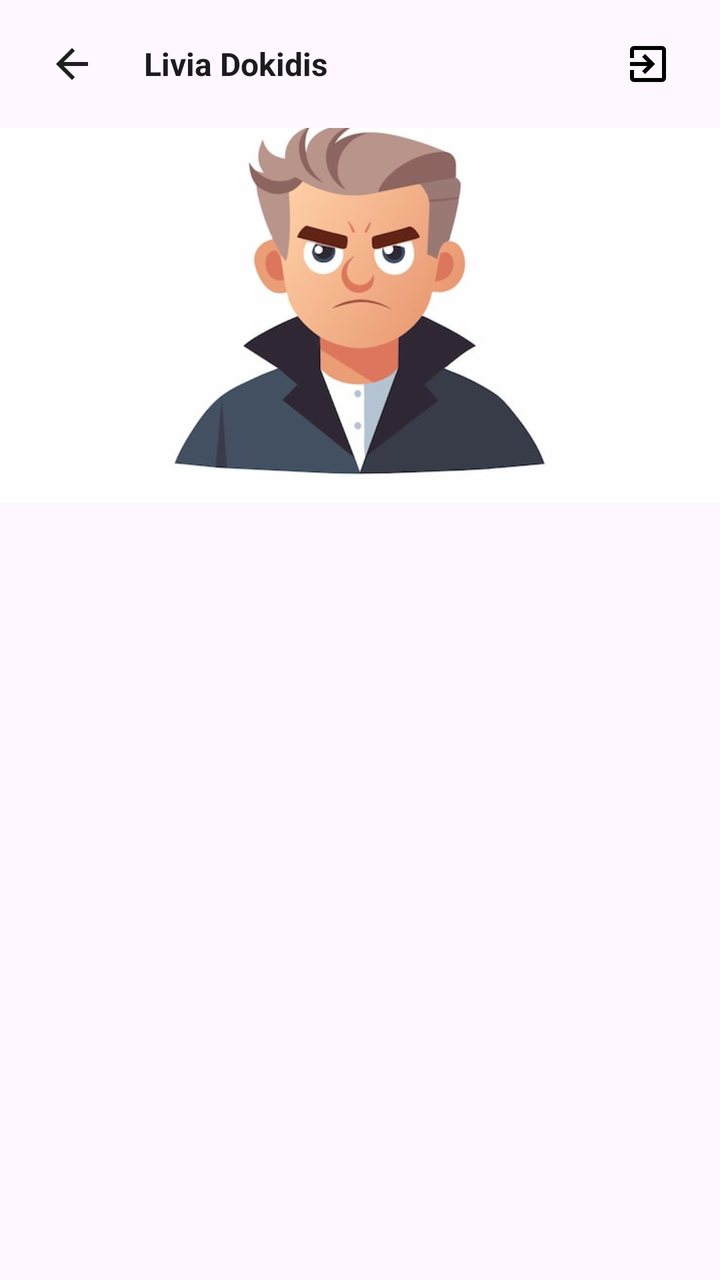
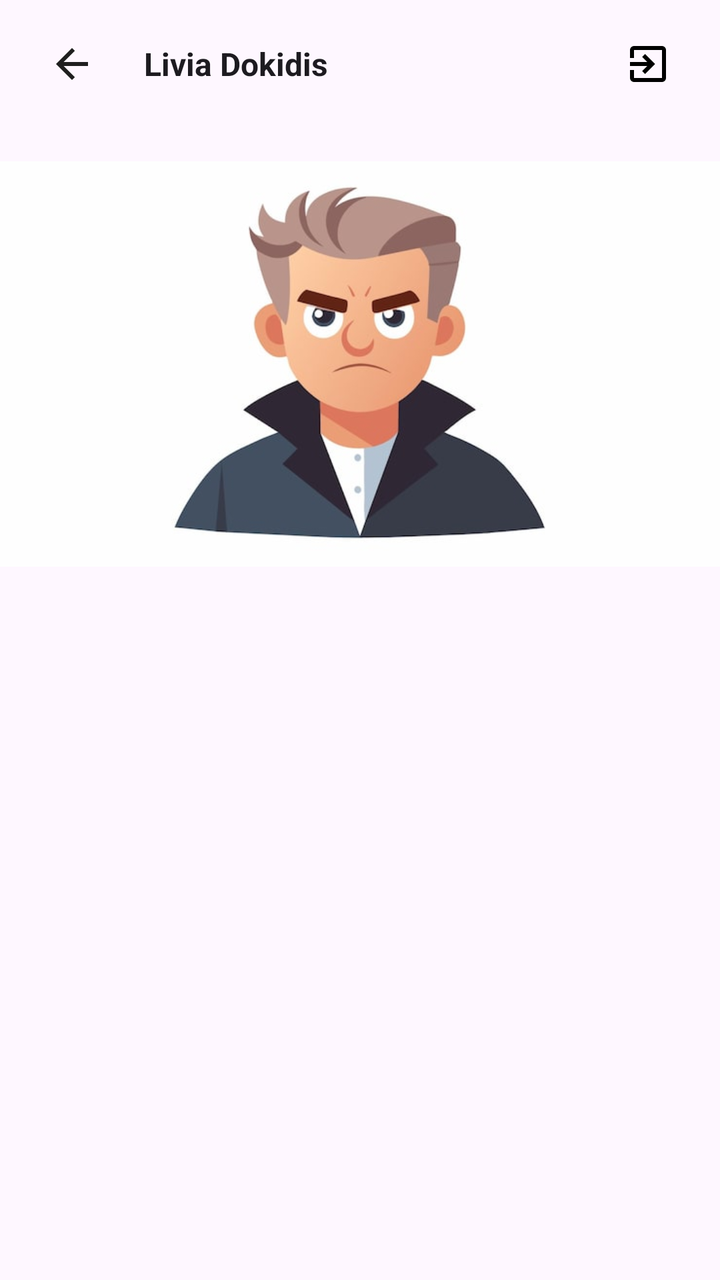

Screens rendered from an Android XML layout before and after an edit, with the pre-edit source and the edit as a unified diff.
<!-- AndroidManifest.xml: application theme Theme.Material3.DayNight.NoActionBar -->
<!-- res/layout/fragment_profile.xml -->
<?xml version="1.0" encoding="utf-8"?>
<androidx.coordinatorlayout.widget.CoordinatorLayout
    xmlns:android="http://schemas.android.com/apk/res/android"
    xmlns:app="http://schemas.android.com/apk/res-auto"
    android:layout_width="match_parent"
    android:layout_height="match_parent"
    android:fitsSystemWindows="true">

    
    <com.google.android.material.appbar.AppBarLayout
        android:id="@+id/appBar"
        android:layout_width="match_parent"
        android:layout_height="wrap_content"
        android:fitsSystemWindows="false"
        app:liftOnScroll="true">

        
        <com.google.android.material.appbar.CollapsingToolbarLayout
            android:id="@+id/collapsingToolbar"
            android:layout_width="match_parent"
            android:layout_height="300dp"
            android:fitsSystemWindows="false"
            app:contentInsetStart="0dp"
            app:contentInsetEnd="0dp"
            app:contentScrim="?attr/colorSurface"
            app:layout_scrollFlags="scroll|exitUntilCollapsed"
            app:titleEnabled="false">

            
            <ImageView
                android:id="@+id/imgAvatar"
                android:layout_width="match_parent"
                android:layout_height="match_parent"
                android:layout_gravity="center"
                android:src="@drawable/avatar"
                app:layout_collapseMode="parallax" />

        </com.google.android.material.appbar.CollapsingToolbarLayout>

    </com.google.android.material.appbar.AppBarLayout>

    
    <LinearLayout
        android:id="@+id/staticTopPanel"
        android:layout_width="match_parent"
        android:layout_height="?attr/actionBarSize"
        android:background="?attr/colorSurface"
        android:gravity="center_vertical"
        android:orientation="horizontal"
        android:paddingStart="16dp"
        android:paddingEnd="16dp"
        app:elevation="8dp">

        <ImageButton
            android:id="@+id/btnBack"
            style="@style/Widget.Material3.Button.IconButton"
            android:layout_width="40dp"
            android:layout_height="40dp"
            android:layout_marginEnd="16dp"
            android:background="?attr/selectableItemBackgroundBorderless"
            android:contentDescription="Назад"
            android:src="@drawable/back" />

        <TextView
            android:id="@+id/tvHeaderName"
            android:layout_width="0dp"
            android:layout_height="wrap_content"
            android:layout_weight="1"
            android:ellipsize="end"
            android:gravity="center_vertical"
            android:maxLines="1"
            android:text="Livia Dokidis"
            android:textColor="?attr/colorOnSurface"
            android:textSize="16sp"
            android:textStyle="bold" />

        <ImageButton
            android:id="@+id/btnLogout"
            style="@style/Widget.Material3.Button.IconButton"
            android:layout_width="40dp"
            android:layout_height="40dp"
            android:layout_marginStart="16dp"
            android:background="?attr/selectableItemBackgroundBorderless"
            android:contentDescription="Выход"
            android:src="@drawable/exit_to_app_24dp_000000_fill0_wght400_grad0_opsz24" />
    </LinearLayout>

    
    <LinearLayout
        android:layout_width="match_parent"
        android:layout_height="match_parent"
        android:orientation="vertical"
        app:layout_behavior="@string/appbar_scrolling_view_behavior">

        
        <com.google.android.material.tabs.TabLayout
            android:id="@+id/tabsWallJobs"
            android:layout_width="match_parent"
            android:layout_height="wrap_content"
            android:background="?attr/colorSurface"
            android:layout_marginTop="?attr/actionBarSize"
            app:tabGravity="fill"
            app:tabIndicatorColor="?attr/colorPrimary"
            app:tabInlineLabel="true"
            app:tabMode="fixed"
            app:tabSelectedTextColor="?attr/colorPrimary"
            app:tabTextColor="#B3B3B3" />

        
        <androidx.fragment.app.FragmentContainerView
            android:id="@+id/fragmentContainerWallJob"
            android:layout_width="match_parent"
            android:layout_height="0dp"
            android:layout_weight="1" />

    </LinearLayout>

</androidx.coordinatorlayout.widget.CoordinatorLayout>
<!-- resources referenced by this layout -->
<resources>
  <!-- drawable avatar: jpg bitmap (drawable, 16665 bytes) -->
  <!-- drawable back (drawable) -->
  <vector xmlns:android="http://schemas.android.com/apk/res/android"
      android:width="24dp"
      android:height="24dp"
      android:viewportWidth="960"
      android:viewportHeight="960">
    <path
        android:pathData="m313,520 l224,224 -57,56 -320,-320 320,-320 57,56 -224,224h487v80L313,520Z"
        android:fillColor="#1f1f1f"/>
  </vector>
  <!-- drawable exit_to_app_24dp_000000_fill0_wght400_grad0_opsz24 (drawable) -->
  <vector xmlns:android="http://schemas.android.com/apk/res/android"
      android:width="24dp"
      android:height="24dp"
      android:viewportWidth="960"
      android:viewportHeight="960">
    <path
        android:pathData="M200,840q-33,0 -56.5,-23.5T120,760v-160h80v160h560v-560L200,200v160h-80v-160q0,-33 23.5,-56.5T200,120h560q33,0 56.5,23.5T840,200v560q0,33 -23.5,56.5T760,840L200,840ZM420,680 L364,622 466,520L120,520v-80h346L364,338l56,-58 200,200 -200,200Z"
        android:fillColor="#000000"/>
  </vector>
</resources>

<!-- the commit's change to res/layout/fragment_profile.xml (unified diff, before → after) -->
@@ -11,31 +11,43 @@
         android:id="@+id/appBar"
         android:layout_width="match_parent"
         android:layout_height="wrap_content"
-        android:fitsSystemWindows="false"
-        app:liftOnScroll="true">
+        android:fitsSystemWindows="true">
 
         
         <com.google.android.material.appbar.CollapsingToolbarLayout
             android:id="@+id/collapsingToolbar"
             android:layout_width="match_parent"
             android:layout_height="300dp"
-            android:fitsSystemWindows="false"
-            app:contentInsetStart="0dp"
-            app:contentInsetEnd="0dp"
+            app:layout_scrollFlags="scroll|exitUntilCollapsed"
             app:contentScrim="?attr/colorSurface"
-            app:layout_scrollFlags="scroll|exitUntilCollapsed"
-            app:titleEnabled="false">
+            app:titleEnabled="false"
+            app:layout_collapseParallaxMultiplier="1"> 
 
             
             <ImageView
                 android:id="@+id/imgAvatar"
                 android:layout_width="match_parent"
                 android:layout_height="match_parent"
-                android:layout_gravity="center"
+                android:scaleType="fitCenter"
                 android:src="@drawable/avatar"
-                app:layout_collapseMode="parallax" />
+                app:layout_collapseMode="parallax"
+                android:paddingTop="?attr/actionBarSize"/> 
 
         </com.google.android.material.appbar.CollapsingToolbarLayout>
+
+        
+        <com.google.android.material.tabs.TabLayout
+            android:id="@+id/tabsWallJobs"
+            android:layout_width="match_parent"
+            android:layout_height="wrap_content"
+            android:background="?attr/colorSurface"
+            app:tabGravity="fill"
+            app:tabIndicatorColor="?attr/colorPrimary"
+            app:tabInlineLabel="true"
+            app:tabMode="fixed"
+            app:tabSelectedTextColor="?attr/colorPrimary"
+            app:tabTextColor="#B3B3B3"
+            app:layout_scrollFlags="scroll|enterAlways"/>
 
     </com.google.android.material.appbar.AppBarLayout>
 
@@ -49,8 +61,10 @@
         android:orientation="horizontal"
         android:paddingStart="16dp"
         android:paddingEnd="16dp"
+        android:layout_gravity="top"
         app:elevation="8dp">
 
+        
         <ImageButton
             android:id="@+id/btnBack"
             style="@style/Widget.Material3.Button.IconButton"
@@ -61,19 +75,21 @@
             android:contentDescription="Назад"
             android:src="@drawable/back" />
 
+        
         <TextView
             android:id="@+id/tvHeaderName"
             android:layout_width="0dp"
+            android:layout_weight="1"
             android:layout_height="wrap_content"
-            android:layout_weight="1"
+            android:text="Livia Dokidis"
+            android:textStyle="bold"
+            android:textSize="16sp"
+            android:maxLines="1"
             android:ellipsize="end"
             android:gravity="center_vertical"
-            android:maxLines="1"
-            android:text="Livia Dokidis"
-            android:textColor="?attr/colorOnSurface"
-            android:textSize="16sp"
-            android:textStyle="bold" />
+            android:textColor="?attr/colorOnSurface"/>
 
+        
         <ImageButton
             android:id="@+id/btnLogout"
             style="@style/Widget.Material3.Button.IconButton"
@@ -83,36 +99,14 @@
             android:background="?attr/selectableItemBackgroundBorderless"
             android:contentDescription="Выход"
             android:src="@drawable/exit_to_app_24dp_000000_fill0_wght400_grad0_opsz24" />
+
     </LinearLayout>
 
     
-    <LinearLayout
+    <androidx.viewpager2.widget.ViewPager2
+        android:id="@+id/viewPagerWallJobs"
         android:layout_width="match_parent"
         android:layout_height="match_parent"
-        android:orientation="vertical"
-        app:layout_behavior="@string/appbar_scrolling_view_behavior">
-
-        
-        <com.google.android.material.tabs.TabLayout
-            android:id="@+id/tabsWallJobs"
-            android:layout_width="match_parent"
-            android:layout_height="wrap_content"
-            android:background="?attr/colorSurface"
-            android:layout_marginTop="?attr/actionBarSize"
-            app:tabGravity="fill"
-            app:tabIndicatorColor="?attr/colorPrimary"
-            app:tabInlineLabel="true"
-            app:tabMode="fixed"
-            app:tabSelectedTextColor="?attr/colorPrimary"
-            app:tabTextColor="#B3B3B3" />
-
-        
-        <androidx.fragment.app.FragmentContainerView
-            android:id="@+id/fragmentContainerWallJob"
-            android:layout_width="match_parent"
-            android:layout_height="0dp"
-            android:layout_weight="1" />
-
-    </LinearLayout>
+        app:layout_behavior="@string/appbar_scrolling_view_behavior"/>
 
 </androidx.coordinatorlayout.widget.CoordinatorLayout>
